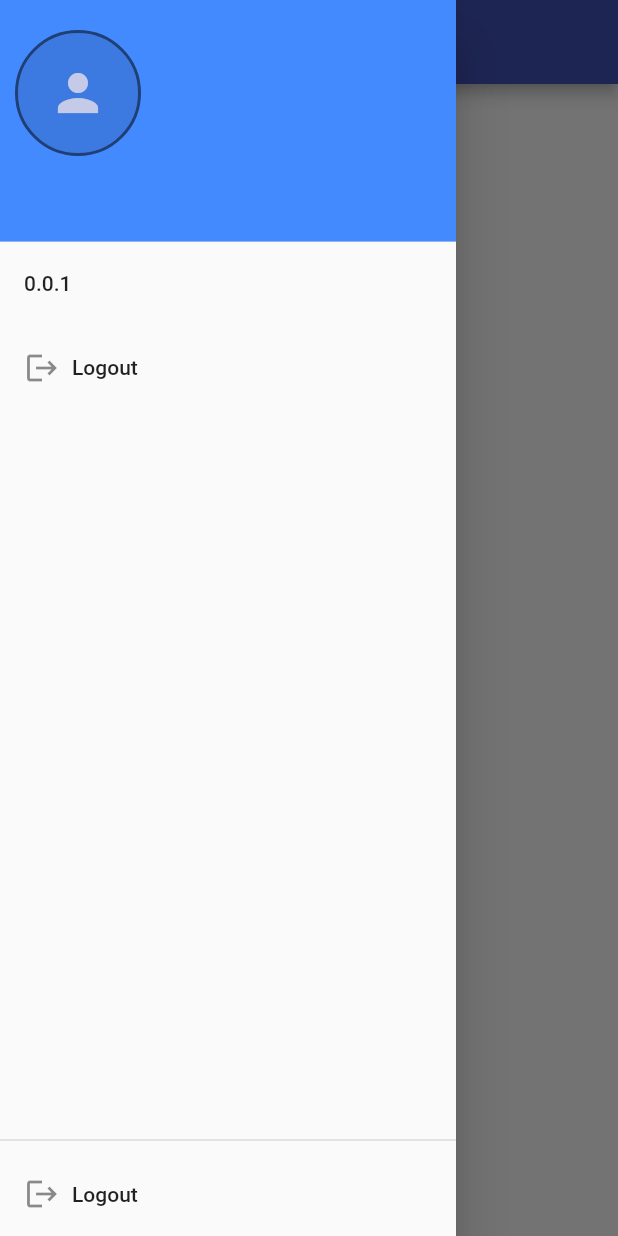
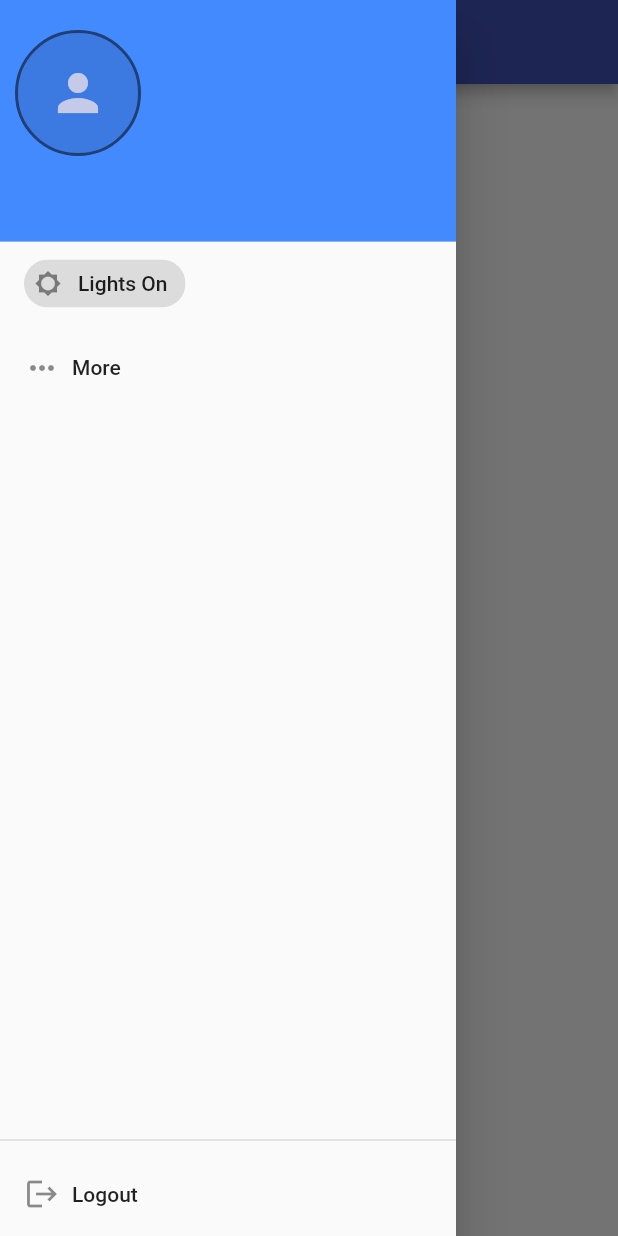
Before and after one commit to rvdrover/flutter-register-login-riverpod, a Flutter app: the screen it shows once a user with an empty profile is signed in, with the side drawer open, on a phone screen of 412 x 824 dp. Run offline on Flutter 3.47's test engine with Material 2 defaults, Android fonts, the phone set to English and light mode, and no system bars; our stand-ins replace firebase_auth, firebase_core, flutter_riverpod, flutter_spinkit, google_sign_in; missing offline and left inert: flutter_facebook_auth, github_sign_in, twitter_login; accounts and stored records are empty.

Commit message:
drawer finish

```diff
--- a/lib/pages/account_page/account_page.dart
+++ b/lib/pages/account_page/account_page.dart
@@ -1,24 +1,31 @@
-import 'dart:async';
-
-import 'package:firebase_auth/firebase_auth.dart';
-import 'package:flutter_riverpod/flutter_riverpod.dart';
 import 'package:flutter/material.dart';
 import 'package:riverpod_flutter_register_login_firebase/pages/drawer/drawer_page.dart';
-import 'package:riverpod_flutter_register_login_firebase/providers/providers.dart';
-import 'package:riverpod_flutter_register_login_firebase/constants/keys.dart';
 import 'package:riverpod_flutter_register_login_firebase/constants/commen_strings.dart';
-import 'package:riverpod_flutter_register_login_firebase/services/firebase_auth_services.dart';
-import 'package:riverpod_flutter_register_login_firebase/widgets/alerts/alert_dialogs.dart';
-import 'package:riverpod_flutter_register_login_firebase/widgets/avatar/avatar.dart';
 
-class AccountPage extends ConsumerWidget {
+class AccountPage extends StatelessWidget {
   const AccountPage({Key? key}) : super(key: key);
 
   @override
-  Widget build(BuildContext context, WidgetRef ref) {
+  Widget build(BuildContext context) {
     return Scaffold(
       appBar: AppBar(
         title: const Text(Strings.accountPage),
+        leading: Builder(
+          builder: (context) => IconButton(
+            splashRadius: 30,
+            iconSize: 30,
+            onPressed: () => Scaffold.of(context).openDrawer(),
+            icon: Container(
+              width: 40,
+              height: 40,
+              child: const Icon(Icons.person),
+              decoration: const BoxDecoration(
+                shape: BoxShape.circle,
+                color: Colors.grey,
+              ),
+            ),
+          ),
+        ),
       ),
       drawer: const SafeArea(child: DrawerPage()),
     );
--- a/lib/pages/drawer/drawer_page.dart
+++ b/lib/pages/drawer/drawer_page.dart
@@ -2,7 +2,6 @@ import 'package:firebase_auth/firebase_auth.dart';
 import 'package:flutter/material.dart';
 import 'package:flutter_riverpod/flutter_riverpod.dart';
 import 'package:riverpod_flutter_register_login_firebase/constants/commen_strings.dart';
-import 'package:riverpod_flutter_register_login_firebase/constants/keys.dart';
 import 'package:riverpod_flutter_register_login_firebase/providers/providers.dart';
 import 'package:riverpod_flutter_register_login_firebase/services/firebase_auth_services.dart';
 import 'package:riverpod_flutter_register_login_firebase/widgets/alerts/alert_dialogs.dart';
@@ -21,17 +20,19 @@ class DrawerPage extends ConsumerWidget {
     final firebaseAuthServices = ref.watch(firebaseAuthServicesProvider);
     return Drawer(
         child: Column(
+      crossAxisAlignment: CrossAxisAlignment.start,
       children: <Widget>[
         createHeader(user),
         Expanded(
           child: ListView(
             children: [
-              ListTile(
-                title: const Text('0.0.1'),
-                onTap: () {},
-              ),
+              // ListTile(
+              //   title: const Text('0.0.1'),
+              //   onTap: () {},
+              // ),
+              themeToggle(),
               createDrawerItem(
-                  icon: Icons.logout, text: 'Logout', onTap: () => {}),
+                  icon: Icons.more_horiz, text: 'More', onTap: () => {}),
             ],
           ),
         ),
@@ -47,6 +48,7 @@ class DrawerPage extends ConsumerWidget {
     ));
   }
 }
+
 
 Widget createHeader(User user) {
   return DrawerHeader(
@@ -99,6 +101,21 @@ Widget createDrawerItem(
   );
 }
 
+Widget themeToggle({IconData? icon, String? text, GestureTapCallback? onTap}) {
+  return ListTile(
+    title: Row(
+      children: <Widget>[
+        ActionChip(
+          label: const Text("Lights On"),
+          onPressed: () {},
+          avatar: const Icon(Icons.brightness_5),
+        )
+      ],
+    ),
+    onTap: onTap,
+  );
+}
+
 Future<void> _confirmSignOut(
     BuildContext context, FirebaseAuthServices firebaseAuthServices) async {
   final bool didRequestSignOut = await showAlertDialog(
```
